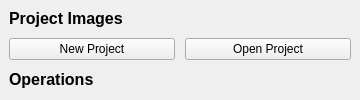
This is src/startrails/ui/sidebar.ui in gkyle/startrails as Qt 5 draws it before an edit. The edited form follows.
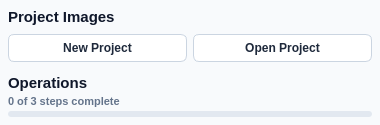
This is the edited form.

Commit message: feat(ui): match Pyquator aesthetics, cards, badges, and color palette

```diff
--- a/src/startrails/ui/sidebar.ui
+++ b/src/startrails/ui/sidebar.ui
@@ -2,30 +2,246 @@
 <ui version="4.0">
  <class>Sidebar</class>
  <widget class="QWidget" name="sidebar">
-  <property name="minimumSize"><size><width>360</width><height>0</height></size></property>
+  <property name="minimumSize">
+   <size>
+    <width>380</width>
+    <height>0</height>
+   </size>
+  </property>
+  <property name="styleSheet">
+   <string notr="true">QWidget#sidebar {
+    background-color: #f8fafc;
+}
+QScrollArea#scroll {
+    border: none;
+    background: transparent;
+}
+QWidget#content {
+    background-color: #f8fafc;
+}
+QScrollBar:vertical {
+    border: none;
+    background: #f1f5f9;
+    width: 6px;
+    border-radius: 3px;
+    margin: 2px 0px 2px 0px;
+}
+QScrollBar::handle:vertical {
+    background: #cbd5e1;
+    min-height: 24px;
+    border-radius: 3px;
+}
+QScrollBar::handle:vertical:hover {
+    background: #94a3b8;
+}
+QScrollBar::add-line:vertical, QScrollBar::sub-line:vertical {
+    height: 0px;
+}
+QScrollBar::add-page:vertical, QScrollBar::sub-page:vertical {
+    background: none;
+}
+QScrollBar:horizontal {
+    height: 0px;
+}
+QLabel#projectTitle, QLabel#operationsTitle {
+    font-size: 15px;
+    font-weight: bold;
+    color: #0f172a;
+}
+QLabel#operationsProgressLabel {
+    font-size: 11px;
+    color: #64748b;
+    font-weight: 500;
+}
+QProgressBar#operationsProgress {
+    background-color: #e2e8f0;
+    border-radius: 3px;
+    max-height: 6px;
+    min-height: 6px;
+    border: none;
+}
+QProgressBar#operationsProgress::chunk {
+    background-color: #16a34a;
+    border-radius: 3px;
+}
+QPushButton#newProject, QPushButton#openProject {
+    background-color: #ffffff;
+    color: #1e293b;
+    border: 1px solid #cbd5e1;
+    border-radius: 6px;
+    padding: 6px 12px;
+    font-weight: 500;
+    font-size: 12px;
+}
+QPushButton#newProject:hover, QPushButton#openProject:hover {
+    background-color: #f1f5f9;
+    border-color: #94a3b8;
+}
+QPushButton#newProject:pressed, QPushButton#openProject:pressed {
+    background-color: #e2e8f0;
+}</string>
+  </property>
   <layout class="QVBoxLayout" name="layout">
-   <property name="leftMargin"><number>0</number></property><property name="topMargin"><number>0</number></property><property name="rightMargin"><number>0</number></property><property name="bottomMargin"><number>0</number></property>
-   <item><widget class="QScrollArea" name="scroll">
-    <property name="widgetResizable"><bool>true</bool></property>
-    <property name="frameShape"><enum>QFrame::NoFrame</enum></property>
-    <property name="horizontalScrollBarPolicy"><enum>Qt::ScrollBarAlwaysOff</enum></property>
-    <widget class="QWidget" name="content"><layout class="QVBoxLayout" name="contentLayout">
-     <property name="spacing"><number>10</number></property>
-     <item><widget class="QLabel" name="projectTitle"><property name="text"><string>Project Images</string></property><property name="font"><font><pointsize>12</pointsize><bold>true</bold></font></property></widget></item>
-     <item><layout class="QHBoxLayout" name="projectActions">
-      <item><widget class="QPushButton" name="newProject"><property name="text"><string>New Project</string></property></widget></item>
-      <item><widget class="QPushButton" name="openProject"><property name="text"><string>Open Project</string></property></widget></item>
-     </layout></item>
-     <item><layout class="QVBoxLayout" name="inputLayout"/></item>
-     <item><layout class="QVBoxLayout" name="outputLayout"/></item>
-     <item><widget class="QLabel" name="operationsTitle"><property name="text"><string>Operations</string></property><property name="font"><font><pointsize>12</pointsize><bold>true</bold></font></property></widget></item>
-     <item><layout class="QVBoxLayout" name="detectLayout"/></item>
-     <item><layout class="QVBoxLayout" name="stackLayout"/></item>
-     <item><layout class="QVBoxLayout" name="fillLayout"/></item>
-     <item><layout class="QVBoxLayout" name="exportLayout"/></item>
-     <item><spacer name="bottomSpace"><property name="orientation"><enum>Qt::Vertical</enum></property><property name="sizeHint" stdset="0"><size><width>0</width><height>0</height></size></property></spacer></item>
-    </layout></widget>
-   </widget></item>
+   <property name="spacing">
+    <number>0</number>
+   </property>
+   <property name="leftMargin">
+    <number>0</number>
+   </property>
+   <property name="topMargin">
+    <number>0</number>
+   </property>
+   <property name="rightMargin">
+    <number>0</number>
+   </property>
+   <property name="bottomMargin">
+    <number>0</number>
+   </property>
+   <item>
+    <widget class="QScrollArea" name="scroll">
+     <property name="frameShape">
+      <enum>QFrame::NoFrame</enum>
+     </property>
+     <property name="horizontalScrollBarPolicy">
+      <enum>Qt::ScrollBarAlwaysOff</enum>
+     </property>
+     <property name="widgetResizable">
+      <bool>true</bool>
+     </property>
+     <widget class="QWidget" name="content">
+      <layout class="QVBoxLayout" name="contentLayout">
+       <property name="spacing">
+        <number>8</number>
+       </property>
+       <property name="leftMargin">
+        <number>8</number>
+       </property>
+       <property name="topMargin">
+        <number>8</number>
+       </property>
+       <property name="rightMargin">
+        <number>8</number>
+       </property>
+       <property name="bottomMargin">
+        <number>8</number>
+       </property>
+       <item>
+        <widget class="QLabel" name="projectTitle">
+         <property name="text">
+          <string>Project Images</string>
+         </property>
+        </widget>
+       </item>
+       <item>
+        <layout class="QHBoxLayout" name="projectActions">
+         <property name="spacing">
+          <number>6</number>
+         </property>
+         <item>
+          <widget class="QPushButton" name="newProject">
+           <property name="cursor">
+            <cursorShape>PointingHandCursor</cursorShape>
+           </property>
+           <property name="text">
+            <string>New Project</string>
+           </property>
+          </widget>
+         </item>
+         <item>
+          <widget class="QPushButton" name="openProject">
+           <property name="cursor">
+            <cursorShape>PointingHandCursor</cursorShape>
+           </property>
+           <property name="text">
+            <string>Open Project</string>
+           </property>
+          </widget>
+         </item>
+        </layout>
+       </item>
+       <item>
+        <layout class="QVBoxLayout" name="inputLayout"/>
+       </item>
+       <item>
+        <layout class="QVBoxLayout" name="outputLayout"/>
+       </item>
+       <item>
+        <widget class="QWidget" name="operationsHeaderWidget" native="true">
+         <layout class="QVBoxLayout" name="operationsHeaderLayout">
+          <property name="spacing">
+           <number>3</number>
+          </property>
+          <property name="leftMargin">
+           <number>0</number>
+          </property>
+          <property name="topMargin">
+           <number>4</number>
+          </property>
+          <property name="rightMargin">
+           <number>0</number>
+          </property>
+          <property name="bottomMargin">
+           <number>0</number>
+          </property>
+          <item>
+           <widget class="QLabel" name="operationsTitle">
+            <property name="text">
+             <string>Operations</string>
+            </property>
+           </widget>
+          </item>
+          <item>
+           <widget class="QLabel" name="operationsProgressLabel">
+            <property name="text">
+             <string>0 of 3 steps complete</string>
+            </property>
+           </widget>
+          </item>
+          <item>
+           <widget class="QProgressBar" name="operationsProgress">
+            <property name="maximum">
+             <number>3</number>
+            </property>
+            <property name="value">
+             <number>0</number>
+            </property>
+            <property name="textVisible">
+             <bool>false</bool>
+            </property>
+           </widget>
+          </item>
+         </layout>
+        </widget>
+       </item>
+       <item>
+        <layout class="QVBoxLayout" name="detectLayout"/>
+       </item>
+       <item>
+        <layout class="QVBoxLayout" name="stackLayout"/>
+       </item>
+       <item>
+        <layout class="QVBoxLayout" name="fillLayout"/>
+       </item>
+       <item>
+        <layout class="QVBoxLayout" name="exportLayout"/>
+       </item>
+       <item>
+        <spacer name="bottomSpace">
+         <property name="orientation">
+          <enum>Qt::Vertical</enum>
+         </property>
+         <property name="sizeHint" stdset="0">
+          <size>
+           <width>0</width>
+           <height>0</height>
+          </size>
+         </property>
+        </spacer>
+       </item>
+      </layout>
+     </widget>
+    </widget>
+   </item>
   </layout>
  </widget>
  <resources/><connections/>
```
Left out of the diff: 3 changed lines with no effect on the pictures. The commit also changes 19 other files.
